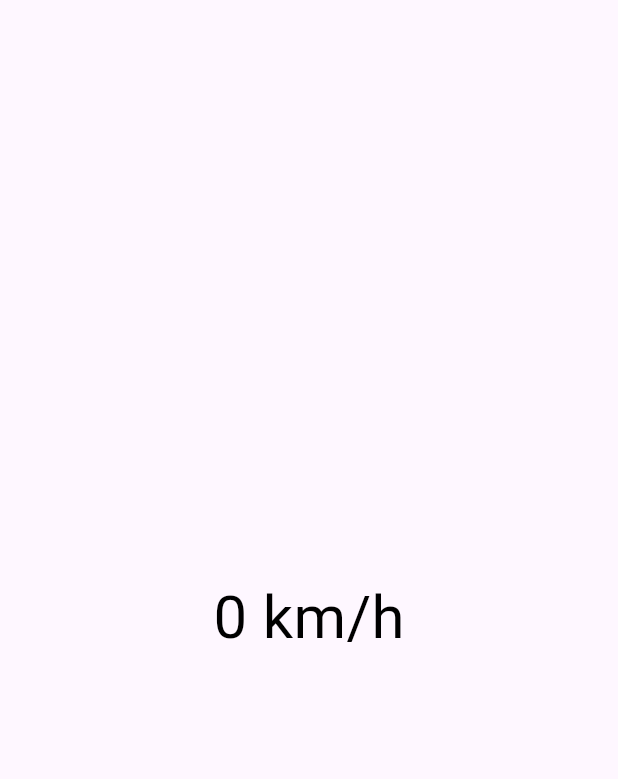
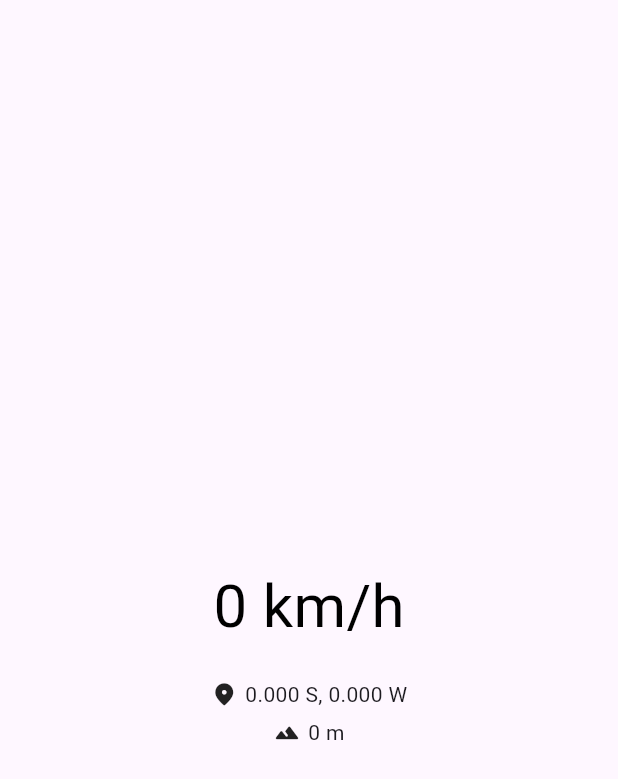
Before and after one commit to Zhoucheng133/Speeder, a Flutter app: the screen it shows after launch, on a phone screen of 412 x 824 dp. Shown: the top 779 px of the screen. Run offline on Flutter 3.47's test engine with Material 3 defaults, Android fonts, the phone set to English and light mode, and no system bars; our stand-ins replace geolocator; statements that could not run were skipped.

Commit message:
添加经纬度和海拔

```diff
--- a/lib/main.dart
+++ b/lib/main.dart
@@ -15,9 +15,15 @@ class MainApp extends StatefulWidget {
 }
 
 class _MainAppState extends State<MainApp> {
+  bool isReady = false;
 
+  double altidude = 0;
   double speed = 0;
-  bool isReady = false;
+
+  // 纬度
+  double latitude = 0;
+  // 经度
+  double longitude = 0;
 
   StreamSubscription<Position>? positionStream;
 
@@ -46,6 +52,9 @@ class _MainAppState extends State<MainApp> {
     ).listen((Position position) {
       setState(() {
         speed = position.speed > 0 ? position.speed * 3.6 : 0;
+        altidude = position.altitude;
+        latitude = position.latitude;
+        longitude = position.longitude;
       });
     });
   }
@@ -62,11 +71,26 @@ class _MainAppState extends State<MainApp> {
     super.dispose();
   }
 
+  String formatLocation(){
+
+    String lati=latitude>0 ? 'N' : 'S';
+    String longi=longitude>0 ? 'E' : 'W';
+
+    return '${latitude.abs().toStringAsFixed(3)} $lati, ${longitude.toStringAsFixed(3)} $longi';
+  }
+
   @override
   Widget build(BuildContext context) {
     return MaterialApp(
       home: Scaffold(
         body: Center(
+          child: Column(
+            mainAxisAlignment: .center,
+            crossAxisAlignment: .center,
+            mainAxisSize: .min,
+            children: [
+              Padding(
+                padding: .only(top: 50),
                 child: Text(
                   '${(speed).toInt()} km/h',
                   style: TextStyle(
@@ -75,6 +99,41 @@ class _MainAppState extends State<MainApp> {
                   ),
                 ),
               ),
+              Padding(
+                padding: .only(top: 20),
+                child: Row(
+                  mainAxisSize: .min,
+                  children: [
+                    Icon(
+                      Icons.location_on_rounded,
+                      size: 18,
+                    ),
+                    const SizedBox(width: 5,),
+                    Text(
+                      formatLocation(),
+                    ),
+                  ]
+                )
+              ),
+              Padding(
+                padding: .only(top: 5),
+                child: Row(
+                  mainAxisSize: .min,
+                  children: [
+                    Icon(
+                      Icons.landscape_rounded,
+                      size: 18,
+                    ),
+                    const SizedBox(width: 5,),
+                    Text(
+                      '${(altidude).toInt()} m',
+                    ),
+                  ],
+                ),
+              )
+            ],
+          ),
+        ),
       ),
     );
   }
```
Lines whose indentation alone changed are shown as unchanged.
